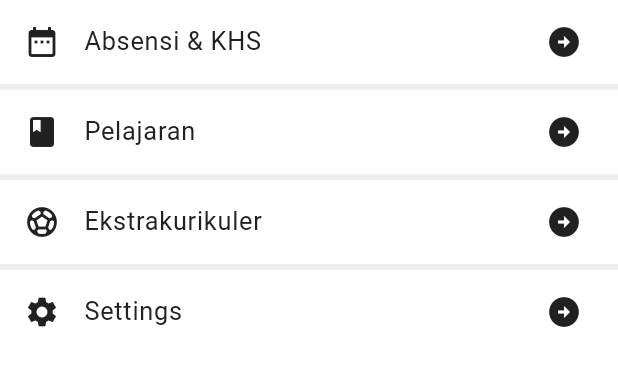
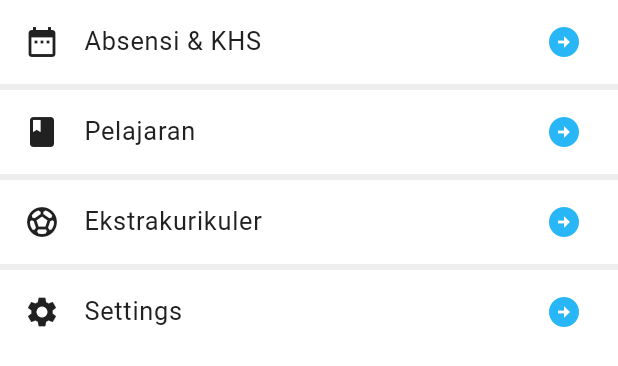
Before and after one commit to lyraeth-bl/mybudiluhur, a Flutter app: the DrawerListMenu widget shown alone on an empty page, opened directly, on a phone screen of 412 x 824 dp. Shown: the top 366 px of the screen. Run offline on Flutter 3.47's test engine with Material 3 defaults, Android fonts, the phone set to English and light mode, and no system bars; our stand-ins replace bloc, cached_network_image, connectivity_plus, equatable, firebase_core, firebase_messaging and 9 more; accounts and stored records are empty.

Commit message:
feat(drawer): Enhance UI components with theme colors and responsive design; update padding and error handling

```diff
--- a/lib/components/drawer/drawer_list_menu.dart
+++ b/lib/components/drawer/drawer_list_menu.dart
@@ -39,8 +39,14 @@ class _DrawerListMenuState extends State<DrawerListMenu> {
       itemBuilder: (context, index) {
         return ListTile(
           leading: listMenu[index]['icon'],
-          trailing: Icon(Icons.arrow_circle_right),
-          title: MyText(text: listMenu[index]['title']),
+          trailing: Icon(
+            Icons.arrow_circle_right,
+            color: Theme.of(context).colorScheme.primary,
+          ),
+          title: MyText(
+            text: listMenu[index]['title'],
+            textColor: Theme.of(context).colorScheme.onSurface,
+          ),
           onTap: () {
             final destination = listMenu[index]['destination'];
             if (destination != null && destination is Function) {
@@ -59,7 +65,7 @@ class _DrawerListMenuState extends State<DrawerListMenu> {
         );
       },
       separatorBuilder: (context, index) =>
-          const MyDivider(padding: EdgeInsets.all(0)),
+          const MyDivider(padding: EdgeInsets.zero),
       itemCount: listMenu.length,
     );
   }
--- a/lib/components/drawer/my_drawer.dart
+++ b/lib/components/drawer/my_drawer.dart
@@ -37,14 +37,14 @@ class _MyDrawerState extends State<MyDrawer> {
                 children: [
                   // Photo Profile
                   DrawerPhotoProfile(homeUser: user),
-                  MyDivider(padding: EdgeInsets.all(0)),
+                  MyDivider(padding: EdgeInsets.zero),
                   Expanded(child: DrawerListMenu()),
                 ],
               ),
             ),
           );
         }
-        return Scaffold();
+        return SizedBox.shrink();
       },
     );
   }
```
Also changed, not shown: lib/components/drawer/drawer_photo_profile.dart (+28 -16 lines).
